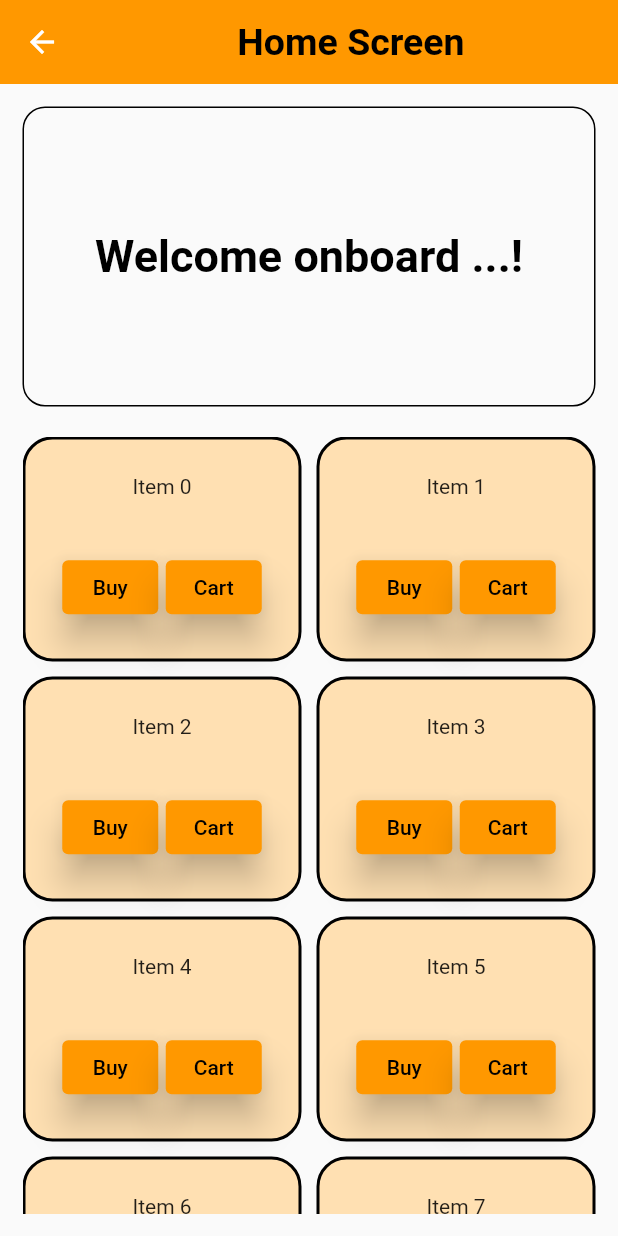
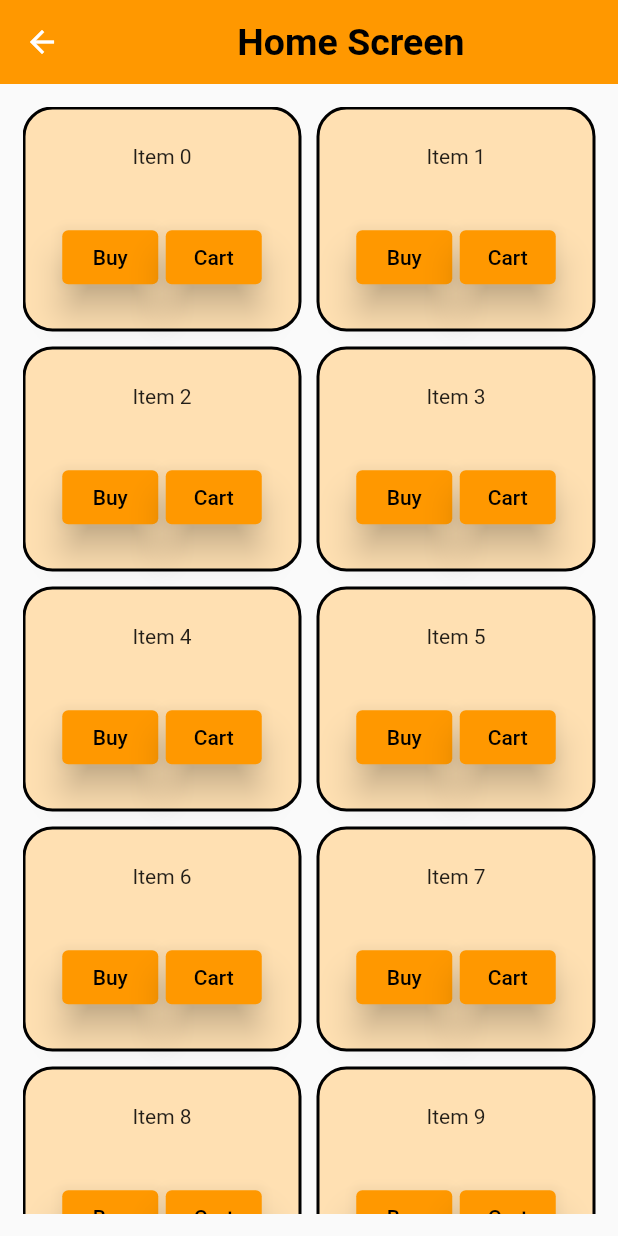
Before and after one commit to edithNakimbugwe/login_exclusives, a Flutter app: the HomePage screen opened directly, on a phone screen of 412 x 824 dp. Run offline on Flutter 3.47's test engine with Material 2 defaults, Android fonts, the phone set to English and light mode, and no system bars; our stand-ins replace get; Roboto replaces fonts that are missing (Times New Roman).

Commit message:
MansonryGridView modifications

```diff
--- a/lib/screens/home_screen.dart
+++ b/lib/screens/home_screen.dart
@@ -24,32 +24,8 @@ class HomePage extends StatelessWidget {
       ),
       body: Padding(
         padding: const EdgeInsets.all(15.0),
-        child: Flexible(
         child: Column(
           children: [
-              Container(
-                width: 500,
-                height: 200,
-                decoration: BoxDecoration(
-                  borderRadius: BorderRadius.circular(15),
-                  border: Border.all(
-                    color: Colors.black,
-                  ),
-                ),
-                child: const Center(
-                  child: Text(
-                    "Welcome onboard ...!",
-                    style: TextStyle(
-                        color: Colors.black,
-                        fontFamily: 'Times New Roman',
-                        fontSize: 30,
-                        fontWeight: FontWeight.bold),
-                  ),
-                ),
-              ),
-              const SizedBox(
-                height: 20,
-              ),
             Flexible(
               child: MasonryGridView.count(
                 crossAxisCount: 2,
@@ -119,7 +95,6 @@ class HomePage extends StatelessWidget {
           ],
         ),
       ),
-      ),
     );
   }
 }
```
Lines whose indentation alone changed are shown as unchanged.
